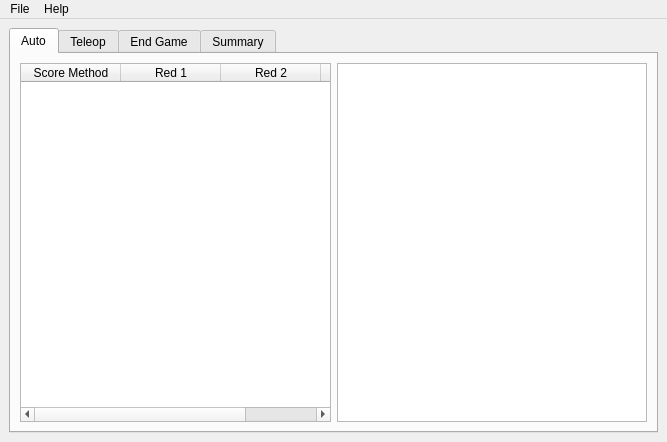
Before: the Qt Designer form inc/MainWindow.ui in FRC-836/FRC_Score_Analyzer, drawn with Qt 5.
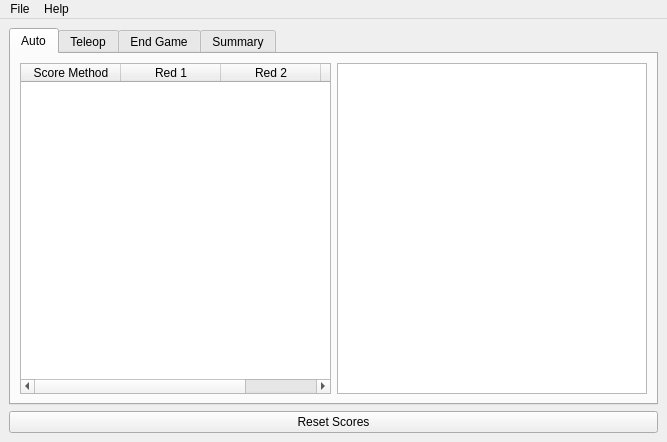
After: the same form once the commit is applied.

Commit message: added a reset button. non-functional at this point

```diff
--- a/inc/MainWindow.ui
+++ b/inc/MainWindow.ui
@@ -129,6 +129,13 @@
       </widget>
      </widget>
     </item>
+    <item row="1" column="0">
+     <widget class="QPushButton" name="btnReset">
+      <property name="text">
+       <string>Reset Scores</string>
+      </property>
+     </widget>
+    </item>
    </layout>
   </widget>
   <widget class="QMenuBar" name="menubar">
```
